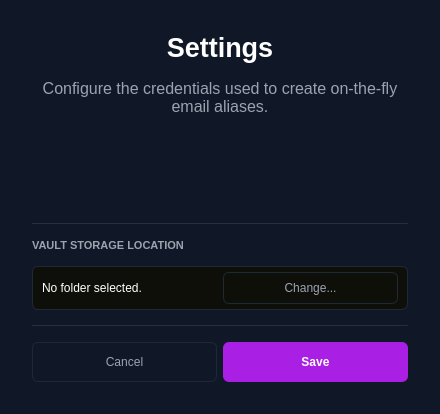
This is src/settings/settingswindow.ui in Keypr-org/qt_client as Qt 5 draws it before an edit. The edited form follows.
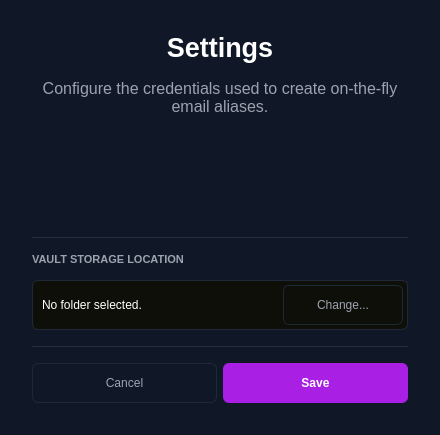
This is the edited form. Custom widgets are drawn as their Qt base class.

Patch:
```diff
--- a/src/settings/settingswindow.ui
+++ b/src/settings/settingswindow.ui
@@ -7,7 +7,7 @@
     <x>0</x>
     <y>0</y>
     <width>440</width>
-    <height>400</height>
+    <height>435</height>
    </rect>
   </property>
   <property name="minimumSize">
@@ -176,7 +176,7 @@
      <property name="minimumSize">
       <size>
        <width>0</width>
-       <height>44</height>
+       <height>50</height>
       </size>
      </property>
      <property name="styleSheet">
@@ -194,13 +194,19 @@
        <number>0</number>
       </property>
       <property name="rightMargin">
-       <number>10</number>
+       <number>5</number>
       </property>
       <property name="bottomMargin">
        <number>0</number>
       </property>
       <item>
        <widget class="QLabel" name="vaultPathValueLabel">
+        <property name="minimumSize">
+         <size>
+          <width>0</width>
+          <height>40</height>
+         </size>
+        </property>
         <property name="styleSheet">
          <string notr="true">border: none; color: #FFFFFF;</string>
         </property>
@@ -217,7 +223,13 @@
         <property name="minimumSize">
          <size>
           <width>0</width>
-          <height>32</height>
+          <height>40</height>
+         </size>
+        </property>
+        <property name="maximumSize">
+         <size>
+          <width>120</width>
+          <height>16777215</height>
          </size>
         </property>
         <property name="cursor">
```
Left out of the diff: 6 changed lines with no effect on the pictures.
